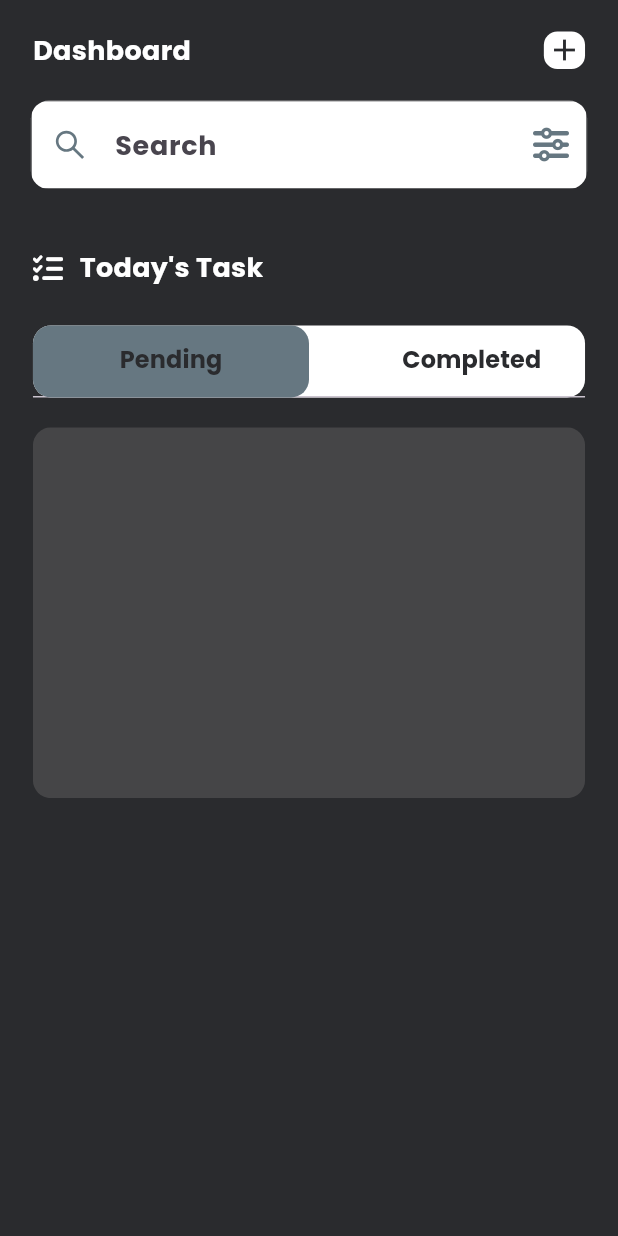
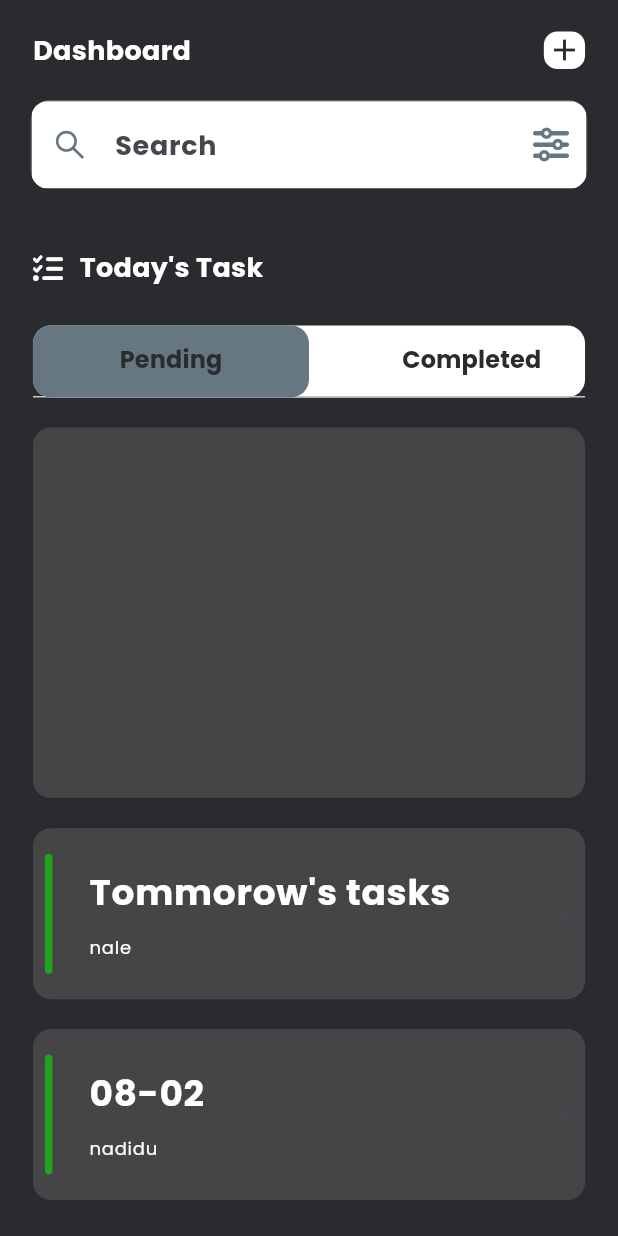
Before and after one commit to Jashwanth-Gowda-R/flutter_todo_app, a Flutter app: the screen it shows after launch, on a phone screen of 412 x 824 dp. Run offline on Flutter 3.47's test engine with Material 2 defaults, Android fonts, the phone set to English and light mode, and no system bars; our stand-ins replace country_picker, flutter_screenutil, flutter_vector_icons, google_fonts, hooks_riverpod, pinput and 1 more.

Commit message:
Expansion tile widget and how to create reusable expansion tiles

```diff
--- /dev/null
+++ b/lib/common/widgets/bottom_tiles.dart
@@ -0,0 +1,77 @@
+// ignore_for_file: public_member_api_docs, sort_constructors_first
+import 'package:flutter/material.dart';
+import 'package:hooks_riverpod/hooks_riverpod.dart';
+
+import 'package:advanced_flutter_todo_app/common/utils/constants.dart';
+import 'package:advanced_flutter_todo_app/common/widgets/appstyle.dart';
+import 'package:advanced_flutter_todo_app/common/widgets/height_spacer.dart';
+import 'package:advanced_flutter_todo_app/common/widgets/reuseable_text.dart';
+import 'package:advanced_flutter_todo_app/common/widgets/width_spacer.dart';
+
+class BottomTitles extends StatelessWidget {
+  const BottomTitles({
+    Key? key,
+    required this.text,
+    required this.text2,
+    this.clr,
+  }) : super(key: key);
+
+  final String text;
+  final String text2;
+  final Color? clr;
+
+  @override
+  Widget build(BuildContext context) {
+    return SizedBox(
+      width: AppConst.kWidth,
+      child: Padding(
+        padding: const EdgeInsets.all(8),
+        child: Row(
+          mainAxisAlignment: MainAxisAlignment.start,
+          children: [
+            Consumer(
+              builder: (context, ref, child) {
+                return Container(
+                  height: 80,
+                  width: 5,
+                  decoration: BoxDecoration(
+                    borderRadius: BorderRadius.all(
+                      Radius.circular(AppConst.kRadius),
+                    ),
+                    color: AppConst.kGreen,
+                  ),
+                );
+              },
+            ),
+            const WidthSpacer(width: 15),
+            Padding(
+              padding: const EdgeInsets.all(8),
+              child: Column(
+                crossAxisAlignment: CrossAxisAlignment.start,
+                children: [
+                  ReuseableText(
+                    text: text,
+                    style: appstyle(
+                      24,
+                      AppConst.kLight,
+                      FontWeight.bold,
+                    ),
+                  ),
+                  const HeightSpacer(height: 10),
+                  ReuseableText(
+                    text: text2,
+                    style: appstyle(
+                      12,
+                      AppConst.kLight,
+                      FontWeight.normal,
+                    ),
+                  ),
+                ],
+              ),
+            )
+          ],
+        ),
+      ),
+    );
+  }
+}
--- /dev/null
+++ b/lib/common/widgets/expansion_tile.dart
@@ -0,0 +1,50 @@
+// ignore_for_file: public_member_api_docs, sort_constructors_first
+import 'package:flutter/material.dart';
+
+import 'package:advanced_flutter_todo_app/common/utils/constants.dart';
+import 'package:advanced_flutter_todo_app/common/widgets/bottom_tiles.dart';
+
+class XpansionTile extends StatelessWidget {
+  const XpansionTile({
+    Key? key,
+    required this.text,
+    required this.text2,
+    this.onExpansionChanged,
+    this.trailing,
+    required this.children,
+  }) : super(key: key);
+  final String text;
+  final String text2;
+  final void Function(bool)? onExpansionChanged;
+  final Widget? trailing;
+  final List<Widget> children;
+
+  @override
+  Widget build(BuildContext context) {
+    return Container(
+      decoration: BoxDecoration(
+        color: AppConst.kBkLight,
+        borderRadius: BorderRadius.all(
+          Radius.circular(AppConst.kRadius),
+        ),
+      ),
+      child: Theme(
+        data: Theme.of(context).copyWith(
+          dividerColor: Colors.transparent,
+        ),
+        child: ExpansionTile(
+          title: BottomTitles(
+            text: text,
+            text2: text2,
+          ),
+          tilePadding: EdgeInsets.zero,
+          childrenPadding: EdgeInsets.zero,
+          onExpansionChanged: onExpansionChanged,
+          controlAffinity: ListTileControlAffinity.trailing,
+          trailing: trailing,
+          children: children,
+        ),
+      ),
+    );
+  }
+}
--- a/lib/features/todo/pages/homepage.dart
+++ b/lib/features/todo/pages/homepage.dart
@@ -1,6 +1,7 @@
 import 'package:advanced_flutter_todo_app/common/utils/constants.dart';
 import 'package:advanced_flutter_todo_app/common/widgets/appstyle.dart';
 import 'package:advanced_flutter_todo_app/common/widgets/custom_text.dart';
+import 'package:advanced_flutter_todo_app/common/widgets/expansion_tile.dart';
 import 'package:advanced_flutter_todo_app/common/widgets/height_spacer.dart';
 import 'package:advanced_flutter_todo_app/common/widgets/reuseable_text.dart';
 import 'package:advanced_flutter_todo_app/common/widgets/width_spacer.dart';
@@ -199,7 +200,22 @@ class _HomePageState extends ConsumerState<HomePage>
                     ],
                   ),
                 ),
-              )
+              ),
+              const HeightSpacer(height: 20),
+              const XpansionTile(
+                text: 'Tommorow\'s tasks',
+                text2: 'nale',
+                children: [],
+              ),
+              const HeightSpacer(height: 20),
+              XpansionTile(
+                text: DateTime.now()
+                    .add(const Duration(days: 2))
+                    .toString()
+                    .substring(5, 10),
+                text2: 'nadidu',
+                children: const [],
+              ),
             ],
           ),
         ),
```
